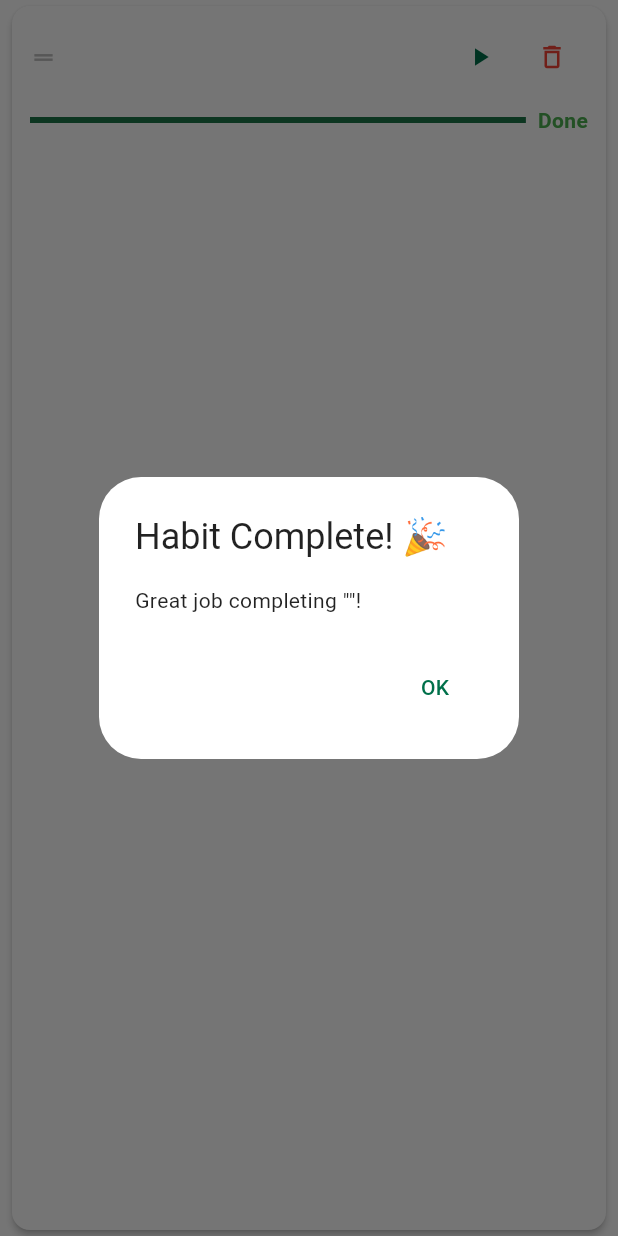
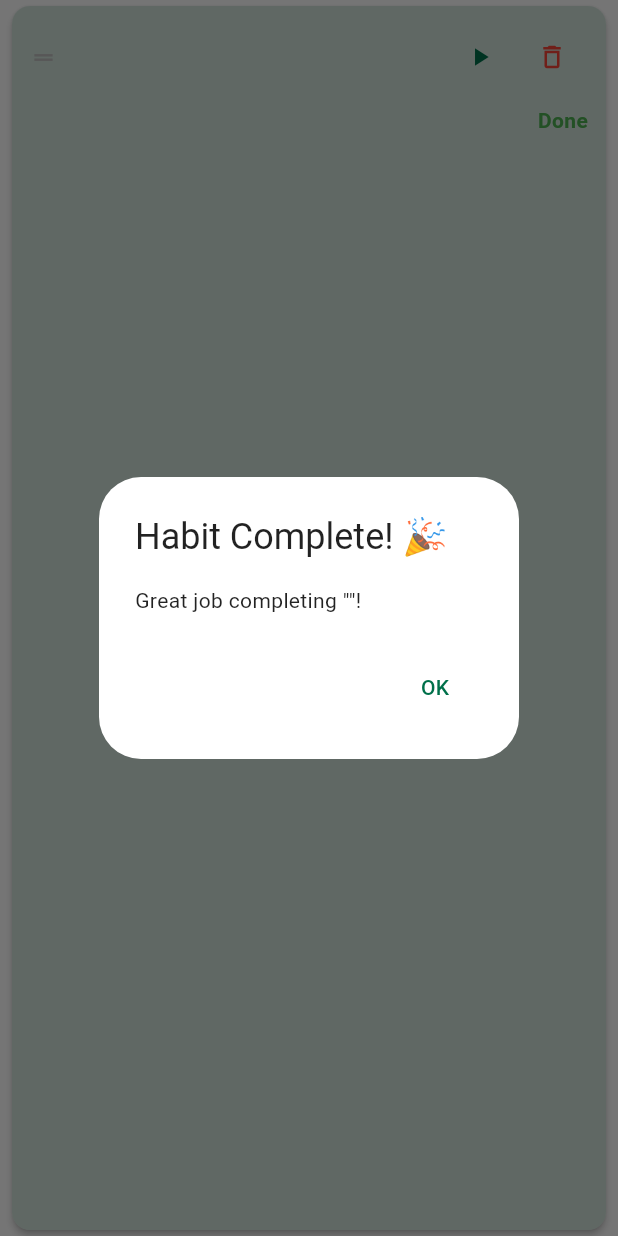
Before and after one commit to code-dio/five-minutes-habits, a Flutter app: the HabitCard widget shown alone on an empty page, opened directly with empty values, after a tap on the "play arrow" icon, on a phone screen of 412 x 824 dp. Run offline on Flutter 3.47's test engine with Material 3 defaults, Android fonts, the phone set to English and light mode, and no system bars.

Commit message:
change the timer representation with fulfilling with a color

```diff
--- a/lib/main.dart
+++ b/lib/main.dart
@@ -517,10 +517,34 @@ class _HabitCardState extends State<HabitCard> {
 
   @override
   Widget build(BuildContext context) {
+    final progress = _getProgress();
+    final fillColor =
+        _remainingSeconds > 0
+            ? const Color(0xFF00704A).withOpacity(
+              0.15,
+            ) // Starbucks Green with opacity
+            : const Color(
+              0xFF1C7549,
+            ).withOpacity(0.2); // Accent Green with opacity
+
     return Card(
       margin: const EdgeInsets.symmetric(horizontal: 8, vertical: 4),
       elevation: 2,
-      child: Padding(
+      clipBehavior: Clip.antiAlias,
+      child: Stack(
+        children: [
+          // Color fill based on progress
+          Positioned.fill(
+            child: Align(
+              alignment: Alignment.centerLeft,
+              child: FractionallySizedBox(
+                widthFactor: progress,
+                child: Container(color: fillColor),
+              ),
+            ),
+          ),
+          // Content
+          Padding(
             padding: const EdgeInsets.symmetric(horizontal: 12, vertical: 10),
             child: Column(
               crossAxisAlignment: CrossAxisAlignment.start,
@@ -627,24 +651,10 @@ class _HabitCardState extends State<HabitCard> {
                   ],
                 ),
                 const SizedBox(height: 8),
-            // Horizontal progress bar - always visible
+                // Time display
                 Row(
+                  mainAxisAlignment: MainAxisAlignment.end,
                   children: [
-                // Progress bar
-                Expanded(
-                  child: LinearProgressIndicator(
-                    value: _getProgress(),
-                    minHeight: 4,
-                    backgroundColor: Colors.grey[300],
-                    valueColor: AlwaysStoppedAnimation<Color>(
-                      _remainingSeconds > 0
-                          ? const Color(0xFF00704A) // Starbucks Green
-                          : const Color(0xFF1C7549), // Accent Green
-                    ),
-                  ),
-                ),
-                const SizedBox(width: 8),
-                // Time display
                     Text(
                       _formatTime(_remainingSeconds),
                       style: Theme.of(context).textTheme.bodyMedium?.copyWith(
@@ -662,6 +672,8 @@ class _HabitCardState extends State<HabitCard> {
               ],
             ),
           ),
+        ],
+      ),
     );
   }
 }
```
Lines whose indentation alone changed are shown as unchanged.
